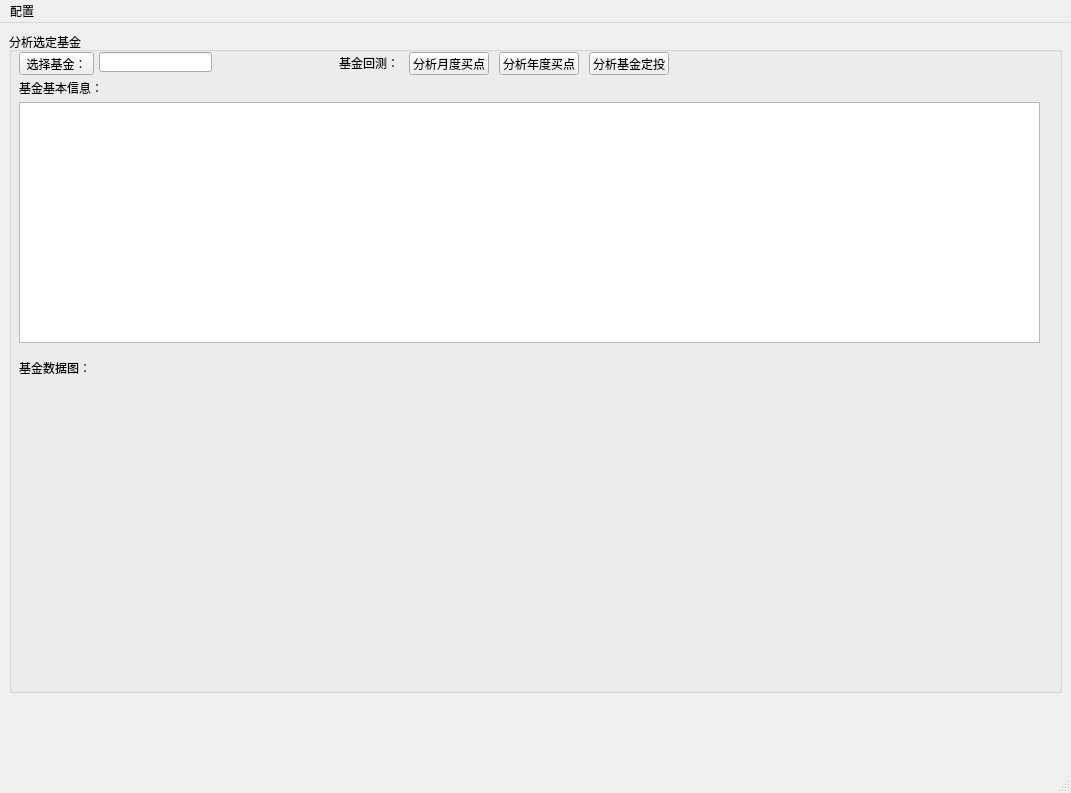
This is AnalyseFounds/AnalyseFounds.ui in memsploitable/pyFinanceTool as Qt 5 draws it before an edit. The edited form follows.
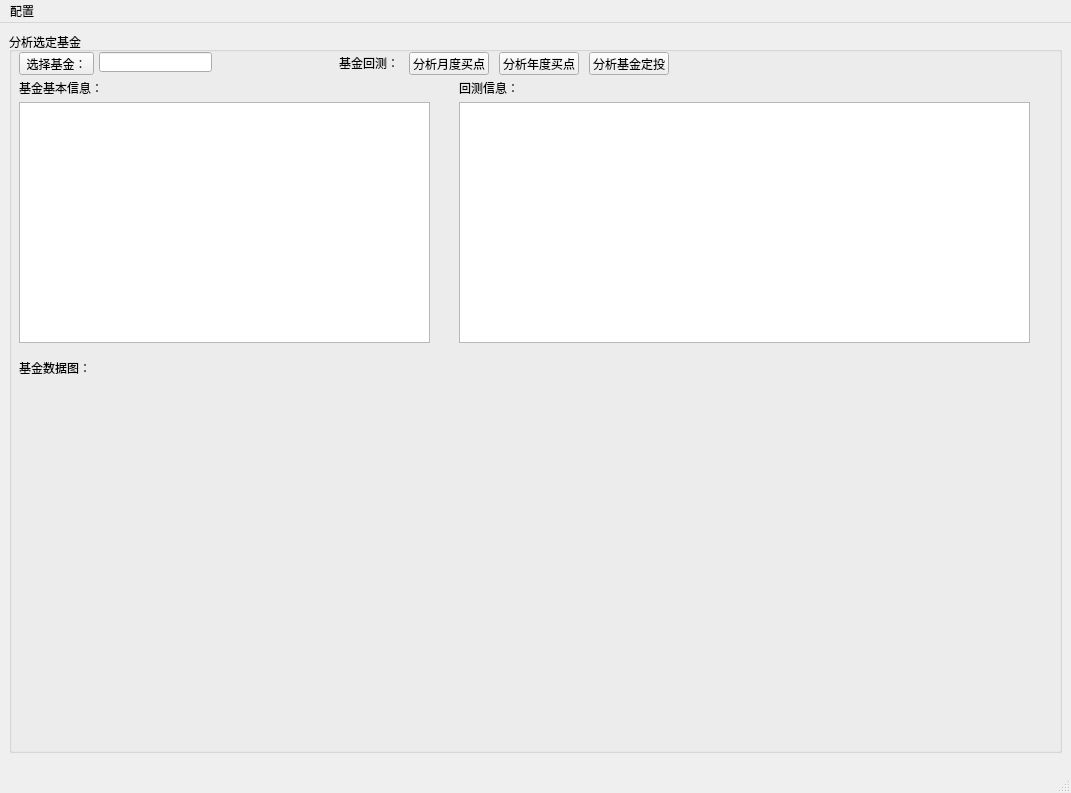
This is the edited form. Custom widgets are drawn as their Qt base class.

What changed in the file:
```diff
--- a/AnalyseFounds/AnalyseFounds.ui
+++ b/AnalyseFounds/AnalyseFounds.ui
@@ -23,7 +23,7 @@
                   <x>9</x>
                   <y>9</y>
                   <width>1053</width>
-                  <height>661</height>
+                  <height>721</height>
               </rect>
           </property>
           <property name="title">
@@ -115,7 +115,7 @@
                   <rect>
                       <x>10</x>
                       <y>70</y>
-                      <width>1021</width>
+                      <width>411</width>
                       <height>241</height>
                   </rect>
               </property>
@@ -126,7 +126,7 @@
                       <x>10</x>
                       <y>350</y>
                       <width>1011</width>
-                      <height>301</height>
+                      <height>361</height>
                   </rect>
               </property>
           </widget>
@@ -156,6 +156,29 @@
                   <string>基金回测：</string>
               </property>
           </widget>
+          <widget class="QLabel" name="label_4">
+              <property name="geometry">
+                  <rect>
+                      <x>450</x>
+                      <y>50</y>
+                      <width>60</width>
+                      <height>12</height>
+                  </rect>
+              </property>
+              <property name="text">
+                  <string>回测信息：</string>
+              </property>
+          </widget>
+          <widget class="QListWidget" name="listAnalysedInfoWidget">
+              <property name="geometry">
+                  <rect>
+                      <x>450</x>
+                      <y>70</y>
+                      <width>571</width>
+                      <height>241</height>
+                  </rect>
+              </property>
+          </widget>
       </widget>
   </widget>
   <widget class="QMenuBar" name="menuBar">
```
Left out of the diff: 17 changed lines with no effect on the pictures.
